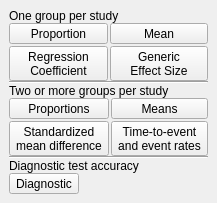
Old version of the form src/rc_metastudio/forms/data_type_page.ui in the repository AliSalman-et-al/rc-metastudio.
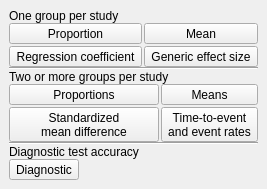
New version of the form. Icons and pictures are not drawn.

Patch:
```diff
--- a/src/rc_metastudio/forms/data_type_page.ui
+++ b/src/rc_metastudio/forms/data_type_page.ui
@@ -123,8 +123,7 @@
         </size>
        </property>
        <property name="text">
-        <string>Regression
-Coefficient</string>
+        <string>Regression coefficient</string>
        </property>
        <property name="icon">
         <iconset resource="../images/icons.qrc">
@@ -157,8 +156,7 @@
         </size>
        </property>
        <property name="text">
-        <string>Generic
-Effect Size</string>
+        <string>Generic effect size</string>
        </property>
        <property name="icon">
         <iconset resource="../images/icons.qrc">
```
